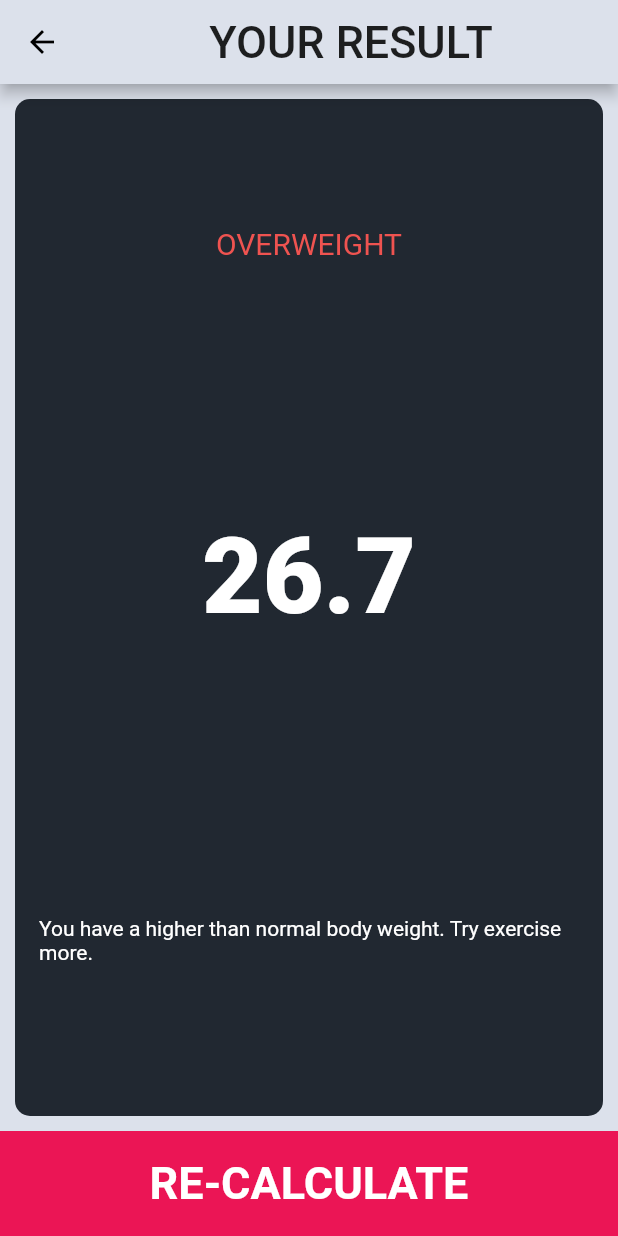
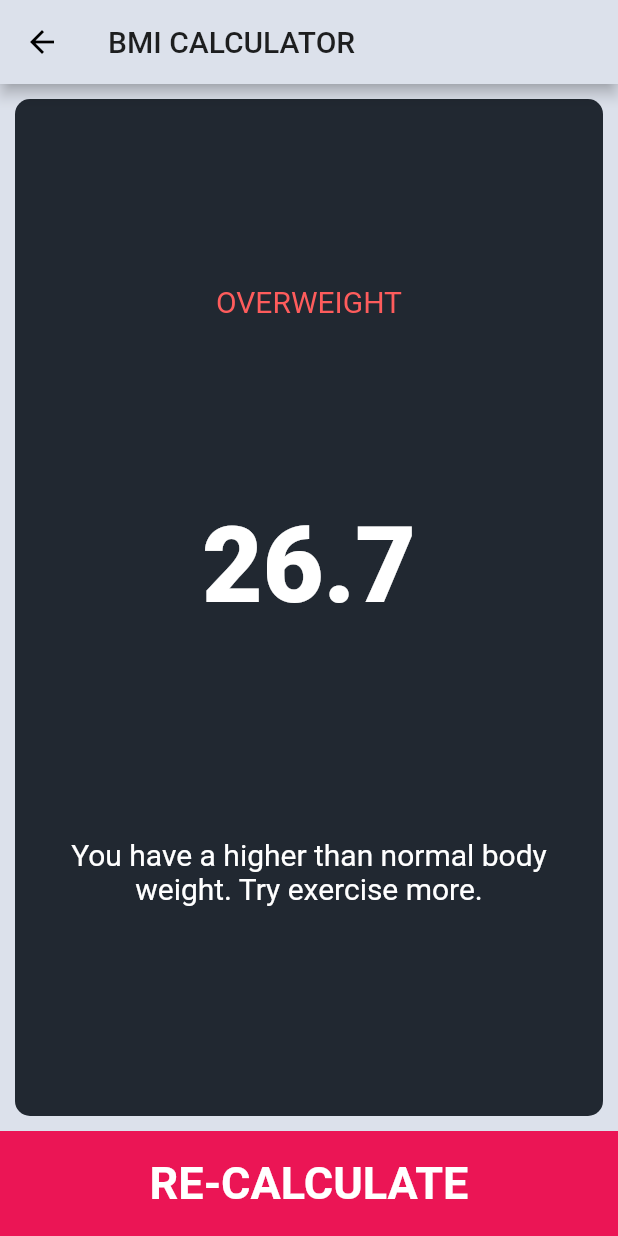
Before and after one commit to EinsteinOlivoGit/ibm-calculator, a Flutter app: the ResultsPage screen opened by its route, on a phone screen of 412 x 824 dp. Run offline on Flutter 3.47's test engine with Material 2 defaults, Android fonts, the phone set to English and light mode, and no system bars; our stand-ins replace font_awesome_flutter.

Commit message:
Organizando las clases

```diff
--- /dev/null
+++ b/lib/components/bottom_button.dart
@@ -0,0 +1,26 @@
+import 'package:calculator_ibm/constants.dart';
+import 'package:flutter/material.dart';
+
+class BottomButton extends StatelessWidget {
+  BottomButton({@required this.buttonTitle, @required this.onTap});
+
+  final String buttonTitle;
+  final Function onTap;
+
+  @override
+  Widget build(BuildContext context) {
+    return GestureDetector(
+      onTap: onTap,
+      child: Container(
+        alignment: Alignment.center,
+        child: Text(
+          buttonTitle,
+          style: kLargeButtonTextStyle,
+        ),
+        color: kPrincipalColor,
+        width: double.infinity,
+        height: 70.0,
+      ),
+    );
+  }
+}
--- a/lib/value_card.dart
+++ b/lib/components/value_card.dart
@@ -1,7 +1,7 @@
+import 'package:calculator_ibm/constants.dart';
 import 'package:flutter/material.dart';
 import 'package:font_awesome_flutter/font_awesome_flutter.dart';
 
-import 'constants.dart';
 import 'reusable_card.dart';
 import 'round_icon_button.dart';
 
--- a/lib/constants.dart
+++ b/lib/constants.dart
@@ -21,3 +21,19 @@ const kLargeButtonTextStyle = TextStyle(
   fontSize: 30.0,
   fontWeight: FontWeight.bold,
 );
+
+const KResultTextStyle = TextStyle(
+  color: Color(0xFFFE5C5C),
+  fontSize: 20.0,
+);
+
+const kBodyTextStyle = TextStyle(
+  color: Colors.white,
+  fontSize: 20.0,
+);
+
+const kNumberResultTextStyle = TextStyle(
+  color: Colors.white,
+  fontSize: 70.0,
+  fontWeight: FontWeight.w900,
+);
--- a/lib/main.dart
+++ b/lib/main.dart
@@ -1,8 +1,7 @@
 import 'package:calculator_ibm/constants.dart';
-import 'package:calculator_ibm/results_page.dart';
+import 'package:calculator_ibm/screens/input_page.dart';
+import 'package:calculator_ibm/screens/results_page.dart';
 import 'package:flutter/material.dart';
-
-import 'input_page.dart';
 
 void main() {
   runApp(MyApp());
--- a/lib/results_page.dart
+++ /dev/null
@@ -1,75 +0,0 @@
-import 'package:calculator_ibm/constants.dart';
-import 'package:flutter/material.dart';
-
-import 'reusable_card.dart';
-
-class ResultsPage extends StatelessWidget {
-  @override
-  Widget build(BuildContext context) {
-    return Scaffold(
-      appBar: AppBar(
-        title: Center(
-          child: Text(
-            'YOUR RESULT',
-            style: TextStyle(
-              // color: Colors.white,
-              fontSize: 30.0,
-            ),
-          ),
-        ),
-      ),
-      body: Column(
-        crossAxisAlignment: CrossAxisAlignment.stretch,
-        children: <Widget>[
-          Expanded(
-            child: ReusableCard(
-                bgColor: kCardColor,
-                body: Column(
-                  crossAxisAlignment: CrossAxisAlignment.center,
-                  mainAxisAlignment: MainAxisAlignment.spaceAround,
-                  children: [
-                    Text(
-                      'OVERWEIGHT',
-                      style: TextStyle(
-                        color: Colors.red.shade400,
-                        fontSize: 20.0,
-                      ),
-                    ),
-                    Text(
-                      '26.7',
-                      style: TextStyle(
-                          color: Colors.white,
-                          fontSize: 70.0,
-                          fontWeight: FontWeight.w900),
-                    ),
-                    Padding(
-                      padding: const EdgeInsets.all(16.0),
-                      child: Text(
-                        'You have a higher than normal body weight. Try exercise more.',
-                        style: TextStyle(
-                          color: Colors.white,
-                          fontSize: 14.0,
-                        ),
-                      ),
-                    )
-                  ],
-                )),
-          ),
-          GestureDetector(
-            onTap: () => Navigator.pop(context),
-            child: Container(
-              alignment: Alignment.center,
-              child: Text(
-                'RE-CALCULATE',
-                style: kLargeButtonTextStyle,
-              ),
-              color: kPrincipalColor,
-              width: double.infinity,
-              height: 70.0,
-            ),
-          )
-        ],
-      ),
-    );
-  }
-}
--- a/lib/input_page.dart
+++ b/lib/screens/input_page.dart
@@ -1,11 +1,11 @@
+import 'package:calculator_ibm/components/bottom_button.dart';
+import 'package:calculator_ibm/components/icon_content.dart';
+import 'package:calculator_ibm/components/reusable_card.dart';
+import 'package:calculator_ibm/components/value_card.dart';
+import 'package:calculator_ibm/constants.dart';
 import 'package:flutter/cupertino.dart';
 import 'package:flutter/material.dart';
 import 'package:font_awesome_flutter/font_awesome_flutter.dart';
-
-import 'constants.dart';
-import 'icon_content.dart';
-import 'reusable_card.dart';
-import 'value_card.dart';
 
 enum EnumGender {
   Male,
@@ -27,7 +27,7 @@ class _InputPageState extends State<InputPage> {
   Widget build(BuildContext context) {
     return Scaffold(
       appBar: AppBar(
-        title: Center(child: Text('BMI CALCULATOR')),
+        title: Text('BMI CALCULATOR'),
       ),
       body: Column(
         crossAxisAlignment: CrossAxisAlignment.stretch,
@@ -153,18 +153,9 @@ class _InputPageState extends State<InputPage> {
               ],
             ),
           ),
-          GestureDetector(
+          BottomButton(
+            buttonTitle: 'CALCULATE',
             onTap: () => Navigator.pushNamed(context, '/results'),
-            child: Container(
-              alignment: Alignment.center,
-              child: Text(
-                'CALCULATE',
-                style: kLargeButtonTextStyle,
-              ),
-              color: kPrincipalColor,
-              width: double.infinity,
-              height: 70.0,
-            ),
           ),
         ],
       ),
--- /dev/null
+++ b/lib/screens/results_page.dart
@@ -0,0 +1,50 @@
+import 'package:calculator_ibm/components/bottom_button.dart';
+import 'package:calculator_ibm/components/reusable_card.dart';
+import 'package:calculator_ibm/constants.dart';
+import 'package:flutter/material.dart';
+
+class ResultsPage extends StatelessWidget {
+  @override
+  Widget build(BuildContext context) {
+    return Scaffold(
+      appBar: AppBar(
+        title: Text('BMI CALCULATOR'),
+      ),
+      body: Column(
+        crossAxisAlignment: CrossAxisAlignment.stretch,
+        children: <Widget>[
+          Expanded(
+            child: ReusableCard(
+                bgColor: kCardColor,
+                body: Column(
+                  crossAxisAlignment: CrossAxisAlignment.center,
+                  mainAxisAlignment: MainAxisAlignment.spaceEvenly,
+                  children: [
+                    Text(
+                      'OVERWEIGHT',
+                      style: KResultTextStyle,
+                    ),
+                    Text(
+                      '26.7',
+                      style: kNumberResultTextStyle,
+                    ),
+                    Padding(
+                      padding: const EdgeInsets.all(16.0),
+                      child: Text(
+                        'You have a higher than normal body weight. Try exercise more.',
+                        textAlign: TextAlign.center,
+                        style: kBodyTextStyle,
+                      ),
+                    )
+                  ],
+                )),
+          ),
+          BottomButton(
+            buttonTitle: 'RE-CALCULATE',
+            onTap: () => Navigator.pop(context),
+          )
+        ],
+      ),
+    );
+  }
+}
```
Also changed, not shown: lib/components/icon_content.dart (renamed from lib/icon_content.dart), lib/components/reusable_card.dart (renamed from lib/reusable_card.dart), lib/components/round_icon_button.dart (renamed from lib/round_icon_button.dart).
